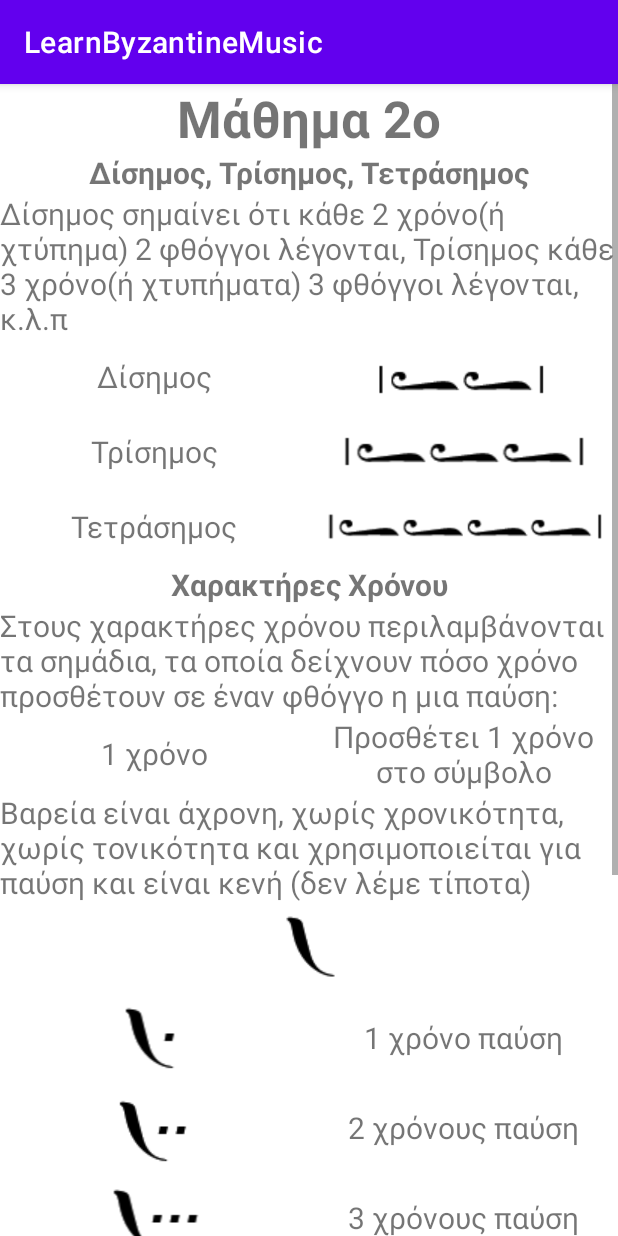
After one commit to JohnChourp/LearnByzantineMusic, an Android app: the Lesson2 screen opened directly, with no data from a screen before it, on a phone screen of 412 x 824 dp. The commit adds this screen. Run offline under Robolectric (Android 15) with nearby library versions, the phone set to English and light mode, and no system bars.

Commit message:
updated Lesson1.java and added Lesson2.java

```diff
--- /dev/null
+++ b/app/src/main/java/com/example/learnbyzantinemusic/Lesson2.java
@@ -0,0 +1,14 @@
+package com.example.learnbyzantinemusic;
+
+import androidx.appcompat.app.AppCompatActivity;
+
+import android.os.Bundle;
+
+public class Lesson2 extends AppCompatActivity {
+
+    @Override
+    protected void onCreate(Bundle savedInstanceState) {
+        super.onCreate(savedInstanceState);
+        setContentView(R.layout.activity_lesson2);
+    }
+}
--- a/app/src/main/java/com/example/learnbyzantinemusic/MainActivity.java
+++ b/app/src/main/java/com/example/learnbyzantinemusic/MainActivity.java
@@ -17,8 +17,10 @@ public class MainActivity extends AppCompatActivity {
         setContentView(R.layout.activity_main);
 
         Button Lesson_1_btn = findViewById(R.id.Lesson_1_id);
+        Button Lesson_2_btn = findViewById(R.id.Lesson_2_id);
 
         Lesson_1_btn.setOnClickListener(v -> openLesson1());
+        Lesson_2_btn.setOnClickListener(v -> openLesson2());
     }
 
 
@@ -27,5 +29,8 @@ public class MainActivity extends AppCompatActivity {
         startActivity(intent);
     }
 
-
+    private void openLesson2() {
+        Intent intent = new Intent(this, Lesson2.class);
+        startActivity(intent);
+    }
 }
--- a/app/src/main/res/layout/activity_lesson1.xml
+++ b/app/src/main/res/layout/activity_lesson1.xml
@@ -238,7 +238,7 @@
             android:layout_width="match_parent"
             android:layout_height="match_parent"
             android:gravity="center|center_horizontal|center_vertical"
-            android:text="Χαρακτήρες Ποσότητος"
+            android:text="@string/QuantityCharacters"
             android:textSize="20sp"
             android:textStyle="bold" />
 
@@ -246,7 +246,7 @@
             android:id="@+id/QuantityCharacters_definition_id"
             android:layout_width="match_parent"
             android:layout_height="wrap_content"
-            android:text="Στους χαρακτήρες ποσότητος περιλαμβάνονται τα σημάδια, τα οποία δείχνουν πόσο ανεβαίνει ή κατεβαίνει η φωνή(φθόγγος):"
+            android:text="@string/QuantityCharacters_definition"
             android:textSize="20sp" />
 
         <LinearLayout
--- /dev/null
+++ b/app/src/main/res/layout/activity_lesson2.xml
@@ -0,0 +1,379 @@
+<?xml version="1.0" encoding="utf-8"?>
+<ScrollView xmlns:android="http://schemas.android.com/apk/res/android"
+    xmlns:app="http://schemas.android.com/apk/res-auto"
+    xmlns:tools="http://schemas.android.com/tools"
+    android:layout_width="match_parent"
+    android:layout_height="match_parent"
+    tools:context=".Lesson2">
+
+    <LinearLayout
+        android:layout_width="match_parent"
+        android:layout_height="wrap_content"
+        android:orientation="vertical">
+
+        <TextView
+            android:id="@+id/Lesson_2_id"
+            android:layout_width="match_parent"
+            android:layout_height="match_parent"
+            android:gravity="center|center_horizontal|center_vertical"
+            android:text="@string/Lesson_2"
+            android:textSize="34sp"
+            android:textStyle="bold" />
+
+        <TextView
+            android:id="@+id/duotrioquatro_id"
+            android:layout_width="match_parent"
+            android:layout_height="match_parent"
+            android:gravity="center|center_horizontal|center_vertical"
+            android:text="@string/duotrioquatro"
+            android:textSize="20sp"
+            android:textStyle="bold" />
+
+        <TextView
+            android:id="@+id/duotrioquatro_definition_id"
+            android:layout_width="match_parent"
+            android:layout_height="match_parent"
+            android:text="@string/duotrioquatro_definition"
+            android:textSize="20sp" />
+
+        <LinearLayout
+            android:layout_width="match_parent"
+            android:layout_height="match_parent"
+            android:orientation="horizontal">
+
+            <TextView
+                android:id="@+id/klasma_text_id"
+                android:layout_width="match_parent"
+                android:layout_height="match_parent"
+                android:layout_weight="1"
+                android:gravity="center|center_horizontal|center_vertical"
+                android:text="@string/disimos"
+                android:textSize="20sp" />
+
+            <ImageView
+                android:id="@+id/klasma_id"
+                android:layout_width="match_parent"
+                android:layout_height="match_parent"
+                android:layout_weight="1"
+                app:srcCompat="@drawable/disimos"
+                android:contentDescription="@string/todo" />
+        </LinearLayout>
+
+        <LinearLayout
+            android:layout_width="match_parent"
+            android:layout_height="match_parent"
+            android:orientation="horizontal">
+
+            <TextView
+                android:id="@+id/klasma_text_id"
+                android:layout_width="match_parent"
+                android:layout_height="match_parent"
+                android:layout_weight="1"
+                android:gravity="center|center_horizontal|center_vertical"
+                android:text="Τρίσημος"
+                android:textSize="20sp" />
+
+            <ImageView
+                android:id="@+id/klasma_id"
+                android:layout_width="match_parent"
+                android:layout_height="match_parent"
+                android:layout_weight="1"
+                app:srcCompat="@drawable/trisimos"
+                android:contentDescription="@string/todo" />
+        </LinearLayout>
+
+        <LinearLayout
+            android:layout_width="match_parent"
+            android:layout_height="match_parent"
+            android:orientation="horizontal">
+
+            <TextView
+                android:id="@+id/klasma_text_id"
+                android:layout_width="match_parent"
+                android:layout_height="match_parent"
+                android:layout_weight="1"
+                android:gravity="center|center_horizontal|center_vertical"
+                android:text="Τετράσημος"
+                android:textSize="20sp" />
+
+            <ImageView
+                android:id="@+id/klasma_id"
+                android:layout_width="match_parent"
+                android:layout_height="match_parent"
+                android:layout_weight="1"
+                app:srcCompat="@drawable/tetrasimos"
+                android:contentDescription="@string/todo" />
+        </LinearLayout>
+
+        <TextView
+            android:id="@+id/timeCharacters_id"
+            android:layout_width="match_parent"
+            android:layout_height="match_parent"
+            android:gravity="center|center_horizontal|center_vertical"
+            android:text="@string/timeCharacters"
+            android:textSize="20sp"
+            android:textStyle="bold" />
+
+        <TextView
+            android:id="@+id/timeCharacters_definition_id"
+            android:layout_width="match_parent"
+            android:layout_height="match_parent"
+            android:text="@string/timeCharacters_definition"
+            android:textSize="20sp" />
+
+        <LinearLayout
+            android:layout_width="match_parent"
+            android:layout_height="match_parent"
+            android:orientation="horizontal">
+
+            <TextView
+                android:id="@+id/textView1"
+                android:layout_width="match_parent"
+                android:layout_height="match_parent"
+                android:layout_weight="1"
+                android:gravity="center|center_horizontal|center_vertical"
+                android:text="@string/xrono_1"
+                android:textSize="20sp" />
+
+            <TextView
+                android:id="@+id/textView2"
+                android:layout_width="match_parent"
+                android:layout_height="match_parent"
+                android:layout_weight="1"
+                android:gravity="center|center_horizontal|center_vertical"
+                android:text="@string/add_1_xrono"
+                android:textSize="20sp" />
+        </LinearLayout>
+
+        <TextView
+            android:id="@+id/timeCharacters_definition_id"
+            android:layout_width="match_parent"
+            android:layout_height="match_parent"
+            android:text="Βαρεία είναι άχρονη, χωρίς χρονικότητα, χωρίς τονικότητα και χρησιμοποιείται για παύση και είναι κενή (δεν λέμε τίποτα)"
+            android:textSize="20sp" />
+
+        <ImageView
+            android:id="@+id/klasma_id"
+            android:layout_width="match_parent"
+            android:layout_height="0dp"
+            android:layout_weight="1"
+            app:srcCompat="@drawable/bareia"
+            android:contentDescription="@string/todo" />
+
+
+        <LinearLayout
+            android:layout_width="match_parent"
+            android:layout_height="match_parent"
+            android:orientation="horizontal">
+
+            <ImageView
+                android:id="@+id/klasma_id"
+                android:layout_width="match_parent"
+                android:layout_height="match_parent"
+                android:layout_weight="1"
+                app:srcCompat="@drawable/pausi_1"
+                android:contentDescription="@string/todo" />
+
+            <TextView
+                android:id="@+id/textView4"
+                android:layout_width="match_parent"
+                android:layout_height="match_parent"
+                android:layout_weight="1"
+                android:gravity="center|center_horizontal|center_vertical"
+                android:text="1 χρόνο παύση"
+                android:textSize="20sp" />
+        </LinearLayout>
+
+        <LinearLayout
+            android:layout_width="match_parent"
+            android:layout_height="match_parent"
+            android:orientation="horizontal">
+
+            <ImageView
+                android:id="@+id/klasma_id"
+                android:layout_width="match_parent"
+                android:layout_height="match_parent"
+                android:layout_weight="1"
+                app:srcCompat="@drawable/pausi_2"
+                android:contentDescription="@string/todo" />
+
+            <TextView
+                android:id="@+id/textView4"
+                android:layout_width="match_parent"
+                android:layout_height="match_parent"
+                android:layout_weight="1"
+                android:gravity="center|center_horizontal|center_vertical"
+                android:text="2 χρόνους παύση"
+                android:textSize="20sp" />
+        </LinearLayout>
+
+        <LinearLayout
+            android:layout_width="match_parent"
+            android:layout_height="match_parent"
+            android:orientation="horizontal">
+
+            <ImageView
+                android:id="@+id/klasma_id"
+                android:layout_width="match_parent"
+                android:layout_height="match_parent"
+                android:layout_weight="1"
+                app:srcCompat="@drawable/pausi_3"
+                android:contentDescription="@string/todo" />
+
+            <TextView
+                android:id="@+id/textView4"
+                android:layout_width="match_parent"
+                android:layout_height="match_parent"
+                android:layout_weight="1"
+                android:gravity="center|center_horizontal|center_vertical"
+                android:text="3 χρόνους παύση"
+                android:textSize="20sp" />
+        </LinearLayout>
+
+        <TextView
+            android:id="@+id/timeCharacters_examples_id"
+            android:layout_width="match_parent"
+            android:layout_height="match_parent"
+            android:gravity="center|center_horizontal|center_vertical"
+            android:text="@string/timeCharacters_examples"
+            android:textSize="20sp"
+            android:textStyle="bold" />
+
+        <TextView
+            android:id="@+id/timeCharacters_definition_id"
+            android:layout_width="match_parent"
+            android:layout_height="match_parent"
+            android:text="Το κλάσμα και η μια κουκίδα προσθέτουν έναν χρόνο στα σημαδόφωνα, δηλαδή, στο ίσον, το ολίγον, το απόστροφο κλπ."
+            android:textSize="20sp" />
+
+        <LinearLayout
+            android:layout_width="match_parent"
+            android:layout_height="match_parent"
+            android:orientation="horizontal">
+
+            <TextView
+                android:id="@+id/klasma_text_id"
+                android:layout_width="match_parent"
+                android:layout_height="match_parent"
+                android:layout_weight="1"
+                android:gravity="center|center_horizontal|center_vertical"
+                android:text="@string/klasma"
+                android:textSize="20sp" />
+
+            <ImageView
+                android:id="@+id/klasma_id"
+                android:layout_width="match_parent"
+                android:layout_height="match_parent"
+                android:layout_weight="1"
+                app:srcCompat="@drawable/klasma"
+                android:contentDescription="@string/todo" />
+
+            <TextView
+                android:id="@+id/textView4"
+                android:layout_width="match_parent"
+                android:layout_height="match_parent"
+                android:layout_weight="1"
+                android:gravity="center|center_horizontal|center_vertical"
+                android:text="1 φθόγγο σε 2 χρόνους"
+                android:textSize="20sp" />
+        </LinearLayout>
+
+        <LinearLayout
+            android:layout_width="match_parent"
+            android:layout_height="match_parent"
+            android:orientation="horizontal">
+
+            <TextView
+                android:id="@+id/klasma_text_id"
+                android:layout_width="match_parent"
+                android:layout_height="match_parent"
+                android:layout_weight="1"
+                android:gravity="center|center_horizontal|center_vertical"
+                android:text="1 κουκίδα"
+                android:textSize="20sp" />
+
+            <ImageView
+                android:id="@+id/klasma_id"
+                android:layout_width="match_parent"
+                android:layout_height="match_parent"
+                android:layout_weight="1"
+                app:srcCompat="@drawable/prothesi_1_xronou"
+                android:contentDescription="@string/todo" />
+
+            <TextView
+                android:id="@+id/textView4"
+                android:layout_width="match_parent"
+                android:layout_height="match_parent"
+                android:layout_weight="1"
+                android:gravity="center|center_horizontal|center_vertical"
+                android:text="1 φθόγγο σε 2 χρόνους"
+                android:textSize="20sp" />
+        </LinearLayout>
+
+        <LinearLayout
+            android:layout_width="match_parent"
+            android:layout_height="match_parent"
+            android:orientation="horizontal">
+
+            <TextView
+                android:id="@+id/klasma_text_id"
+                android:layout_width="match_parent"
+                android:layout_height="match_parent"
+                android:layout_weight="1"
+                android:gravity="center|center_horizontal|center_vertical"
+                android:text="2 κουκίδες"
+                android:textSize="20sp" />
+
+            <ImageView
+                android:id="@+id/klasma_id"
+                android:layout_width="match_parent"
+                android:layout_height="match_parent"
+                android:layout_weight="1"
+                app:srcCompat="@drawable/prothesi_2_xronou"
+                android:contentDescription="@string/todo" />
+
+            <TextView
+                android:id="@+id/textView4"
+                android:layout_width="match_parent"
+                android:layout_height="match_parent"
+                android:layout_weight="1"
+                android:gravity="center|center_horizontal|center_vertical"
+                android:text="1 φθόγγο σε 3 χρόνους"
+                android:textSize="20sp" />
+        </LinearLayout>
+
+        <LinearLayout
+            android:layout_width="match_parent"
+            android:layout_height="match_parent"
+            android:orientation="horizontal">
+
+            <TextView
+                android:id="@+id/klasma_text_id"
+                android:layout_width="match_parent"
+                android:layout_height="match_parent"
+                android:layout_weight="1"
+                android:gravity="center|center_horizontal|center_vertical"
+                android:text="3 κουκίδες"
+                android:textSize="20sp" />
+
+            <ImageView
+                android:id="@+id/klasma_id"
+                android:layout_width="match_parent"
+                android:layout_height="match_parent"
+                android:layout_weight="1"
+                app:srcCompat="@drawable/prothesi_3_xronou"
+                android:contentDescription="@string/todo" />
+
+            <TextView
+                android:id="@+id/textView4"
+                android:layout_width="match_parent"
+                android:layout_height="match_parent"
+                android:layout_weight="1"
+                android:gravity="center|center_horizontal|center_vertical"
+                android:text="1 φθόγγο σε 4 χρόνους"
+                android:textSize="20sp" />
+        </LinearLayout>
+
+    </LinearLayout>
+
+</ScrollView>
--- a/app/src/main/res/values/strings.xml
+++ b/app/src/main/res/values/strings.xml
@@ -11,8 +11,19 @@
     <string name="Phthongs"> … Νη \t Πα \t Βου \t Γα \t Δι \t Κε \t Ζω \t Νη …</string>
     <string name="Phthongs_definition">Οι Φθόγγοι προέρχονται από τα 7 πρώτα γράμματα του Ελληνικού Αλφάβητου:\n\nΠ<b>Α</b> \t <b>Β</b>ΟΥ \t <b>Γ</b>Α \t <b>Δ</b>Ι \t Κ<b>Ε</b> \t <b>Ζ</b>Ω \t Ν<b>Η</b>\n\nΟι Φθόγγοι δεν σταματούν από δεξιά ούτε από αριστερά δηλαδή η παραπάνω οκτάδα αν την συνεχίζαμε απο δεξιά θα ήταν:\n\nΝη Πα Βου Γα Δι Κε Ζω … Νη Πα Βου Γα Δι Κε Ζω Νη\n\nΦανταστήτε τους φθόγγους να βρίσκονται πάνω σε μια σκάλα όπως φαίνεται παρακάτω:</string>
     <string name="Testimonials">Μαρτυρίες</string>
-    <string name="Testimonials_definition">Οι Μαρτυρίες μας λένε σε ποιόν ήχο και φθόγγο είμαστε.</string>
+    <string name="Testimonials_definition">Οι Μαρτυρίες μας λένε σε ποιόν ήχο και φθόγγο είμαστε. Επίσης οι μαρτυρίες δεν ψέλνονται.</string>
     <string name="Testimonials_examples">Παραδείγματα Μαρτυριών</string>
-    <string name="matching_phthongs_with_testimonials">Η Αντιστοιχία των φθόγγων με τις μαρτυρίες φαίνεται παρακάτω:</string>
+    <string name="matching_phthongs_with_testimonials">Μερικές από τις αντιστοιχίες των φθόγγων με τις μαρτυρίες φαίνονται παρακάτω:</string>
     <string name="todo">TODO</string>
+    <string name="duotrioquatro">Δίσημος, Τρίσημος, Τετράσημος</string>
+    <string name="duotrioquatro_definition">Δίσημος σημαίνει ότι κάθε 2 χρόνο(ή χτύπημα) 2 φθόγγοι λέγονται, Τρίσημος κάθε 3 χρόνο(ή χτυπήματα) 3 φθόγγοι λέγονται, κ.λ.π</string>
+    <string name="timeCharacters">Χαρακτήρες Χρόνου</string>
+    <string name="timeCharacters_definition">Στους χαρακτήρες χρόνου περιλαμβάνονται τα σημάδια, τα οποία δείχνουν πόσο χρόνο προσθέτουν σε έναν φθόγγο η μια παύση:</string>
+    <string name="QuantityCharacters_definition">Στους χαρακτήρες ποσότητος περιλαμβάνονται τα σημάδια, τα οποία δείχνουν πόσο ανεβαίνει ή κατεβαίνει η φωνή(φθόγγος):</string>
+    <string name="QuantityCharacters">Χαρακτήρες Ποσότητος</string>
+    <string name="klasma">Κλάσμα</string>
+    <string name="timeCharacters_examples">Παραδείγματα Χαρακτήρες Χρόνου</string>
+    <string name="add_1_xrono">Προσθέτει 1 χρόνο στο σύμβολο</string>
+    <string name="xrono_1">1 χρόνο</string>
+    <string name="disimos">Δίσημος</string>
 </resources>
```
Also changed, not shown: app/src/main/AndroidManifest.xml (+7 -0 lines), app/src/main/res/drawable/bareia.png (added), app/src/main/res/drawable/disimos.png (added), app/src/main/res/drawable/klasma.png (added), app/src/main/res/drawable/pausi_1.png (added), app/src/main/res/drawable/pausi_2.png (added), app/src/main/res/drawable/pausi_3.png (added), app/src/main/res/drawable/prothesi_1_xronou.png (added), app/src/main/res/drawable/prothesi_2_xronou.png (added), app/src/main/res/drawable/prothesi_3_xronou.png (added), app/src/main/res/drawable/tetrasimos.png (added), app/src/main/res/drawable/trisimos.png (added).
